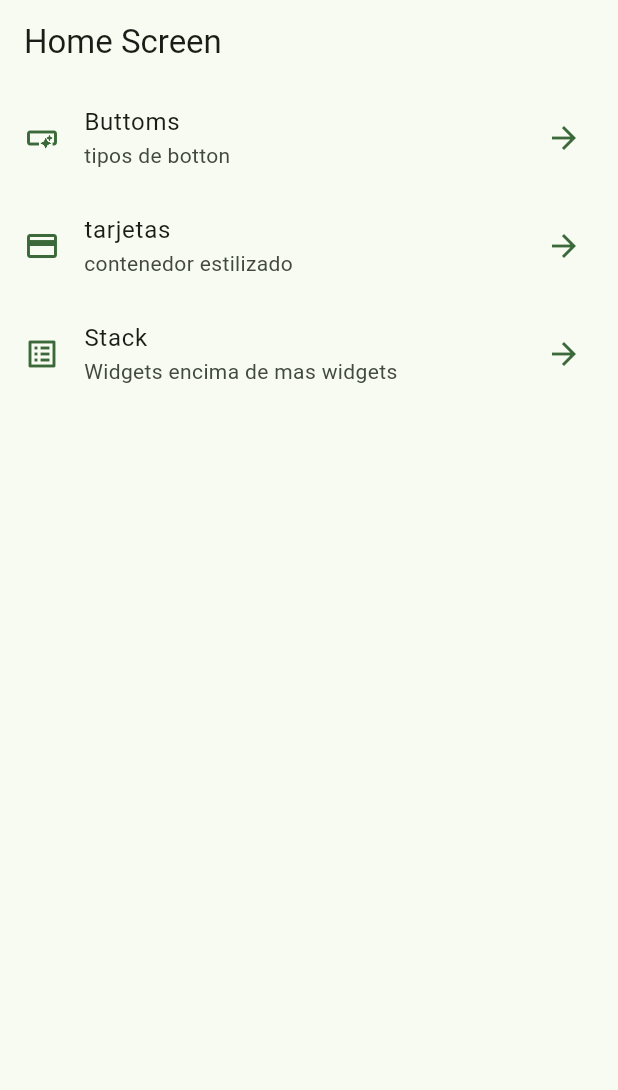
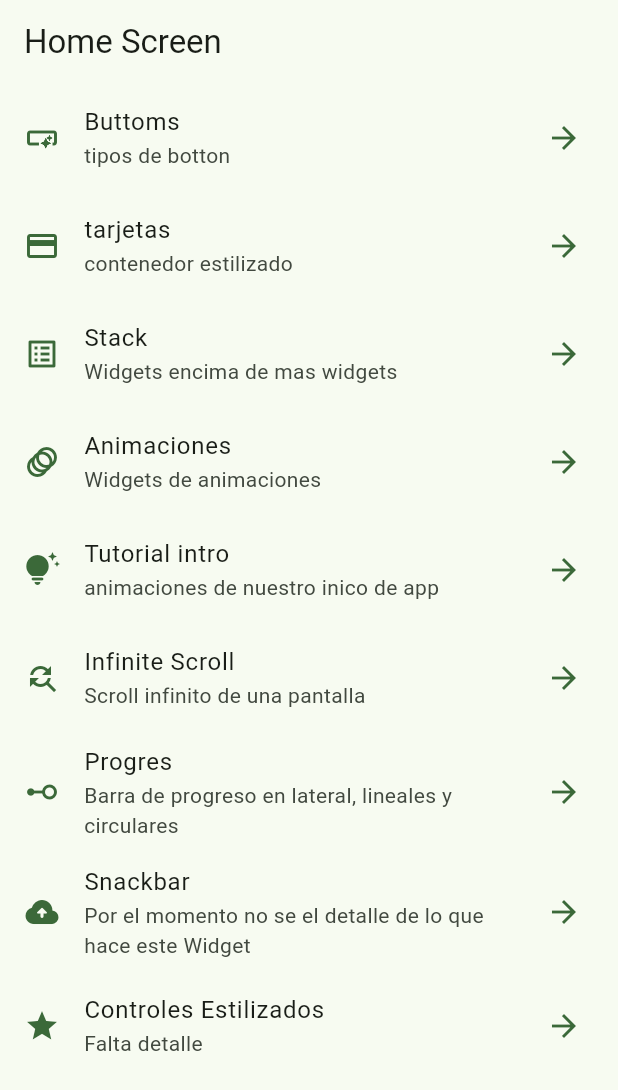
Before and after one commit to JoelPulla/flutter-Widgets-, a Flutter app: the screen it shows after launch, on a phone screen of 412 x 824 dp. Shown: the top 1090 px of the screen. Run offline on Flutter 3.47's test engine with Material 3 defaults, Android fonts, the phone set to English and light mode, and no system bars; our stand-ins replace go_router.

```diff
--- a/lib/config/menu/menu_items.dart
+++ b/lib/config/menu/menu_items.dart
@@ -35,4 +35,40 @@ const appMenuItems = <MenuItem>[
     link: '/stacks',
     icon: Icons.list_alt,
   ),
+  MenuItem(
+    title: 'Animaciones',
+    subtitle: 'Widgets de animaciones ',
+    link: '/animated_screen',
+    icon: Icons.animation,
+  ),
+  MenuItem(
+    title: 'Tutorial intro',
+    subtitle: 'animaciones de nuestro inico de app',
+    link: '/app_tutorial',
+    icon: Icons.tips_and_updates_rounded,
+  ),
+  MenuItem(
+    title: 'Infinite Scroll',
+    subtitle: 'Scroll infinito de una pantalla',
+    link: '/infinite_scroll',
+    icon: Icons.find_replace_outlined,
+  ),
+  MenuItem(
+    title: 'Progres',
+    subtitle: 'Barra de progreso en lateral, lineales y circulares',
+    link: '/progres_screen',
+    icon: Icons.linear_scale_rounded,
+  ),
+  MenuItem(
+    title: 'Snackbar',
+    subtitle: 'Por el momento no se el detalle de lo que hace este Widget ',
+    link: '/snackbar_screen',
+    icon: Icons.backup_rounded,
+  ),
+  MenuItem(
+    title: 'Controles Estilizados',
+    subtitle: 'Falta detalle',
+    link: '/ui_controls_screen',
+    icon: Icons.star,
+  ),
 ];
--- a/lib/config/router/app_router.dart
+++ b/lib/config/router/app_router.dart
@@ -20,5 +20,34 @@ final appRouter = GoRouter(
       name: CardsScreens.nameGoRoute,
       builder: (contex, satate) => const CardsScreens(),
     ),
+    GoRoute(
+      path: '/animated_screen',
+      name: AnimatedScreen.name,
+      builder: (context, state) => const AnimatedScreen(),
+    ),
+    GoRoute(
+      path: '/app_tutorial',
+      name: AppTutorial.name,
+      builder: (context, state) => const AppTutorial(),
+    ),
+    GoRoute(
+      path: '/infinite_scroll',
+      name: InfiniteScroll.name,
+      builder: (context, satet) => const InfiniteScroll(),
+    ),
+    GoRoute(
+      path: '/progres_screen',
+      name: ProgresScren.name,
+      builder: (contex, state) => const ProgresScren(),
+    ),
+    GoRoute(
+      path: '/snackbar_screen',
+      name: SnackbarScreen.name,
+      builder: (context, state) => const SnackbarScreen(),
+    ),
+    GoRoute(
+        path: '/ui_controls_screen',
+        name: UiConttrolsScreen.name,
+        builder: (context, state) => const UiConttrolsScreen()),
   ],
 );
--- a/lib/presentation/screen/app_tutorial/app_tutorial.dart
+++ b/lib/presentation/screen/app_tutorial/app_tutorial.dart
@@ -2,7 +2,7 @@ import 'package:flutter/material.dart';
 
 class AppTutorial extends StatelessWidget {
   // definimos nombre de la ruta
-  static const name = 'app_titorial';
+  static const name = 'app_tutorial';
 
   const AppTutorial({super.key});
 
--- a/lib/presentation/screen/buttons/buttons_screen.dart
+++ b/lib/presentation/screen/buttons/buttons_screen.dart
@@ -80,7 +80,7 @@ class _ButtonsView extends StatelessWidget {
               child: const Text('TextButton'),
             ),
 
-            //TODO: CUSTOM BUTTON
+            // CUSTOM BUTTON
 
             IconButton(
               onPressed: () {},
--- a/lib/presentation/screen/cards/cards_screens.dart
+++ b/lib/presentation/screen/cards/cards_screens.dart
@@ -115,7 +115,7 @@ class _CardType3 extends StatelessWidget {
 
   @override
   Widget build(BuildContext context) {
-    final colors = Theme.of(context).colorScheme;
+    //final colors = Theme.of(context).colorScheme;
     return Padding(
       padding: const EdgeInsets.all(20),
       child: Card(
@@ -130,7 +130,7 @@ class _CardType3 extends StatelessWidget {
               fit: BoxFit.cover,
             ),
             Container(
-              decoration: BoxDecoration(
+              decoration: const BoxDecoration(
                 gradient: LinearGradient(
                   colors: [
                     Colors.black,
```
Also changed, not shown: lib/presentation/screen/progress/progres_scren.dart (+72 -1 lines).
